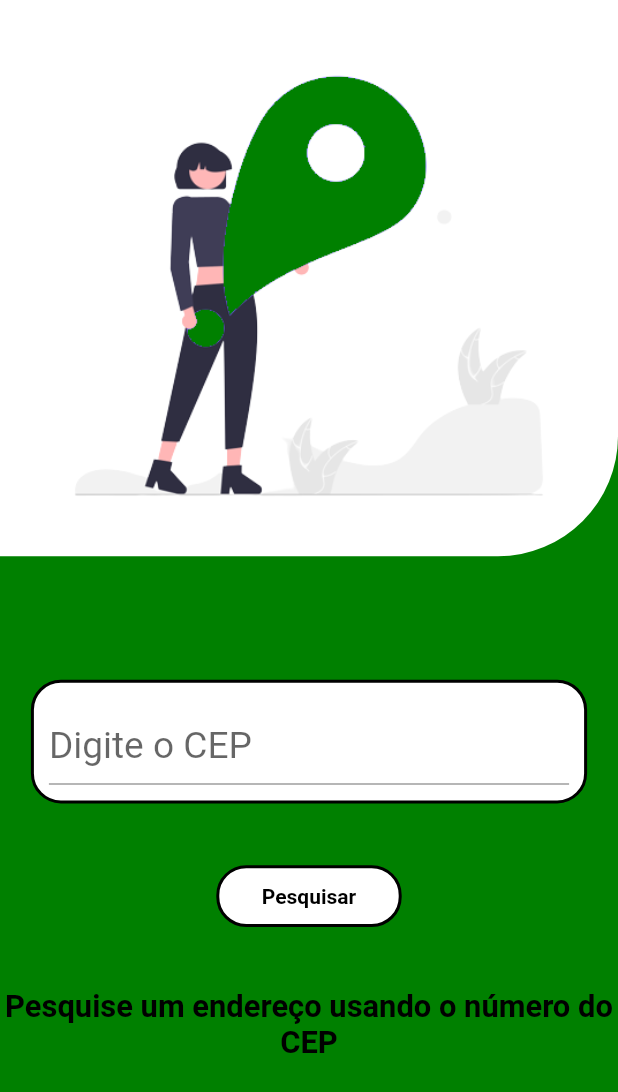
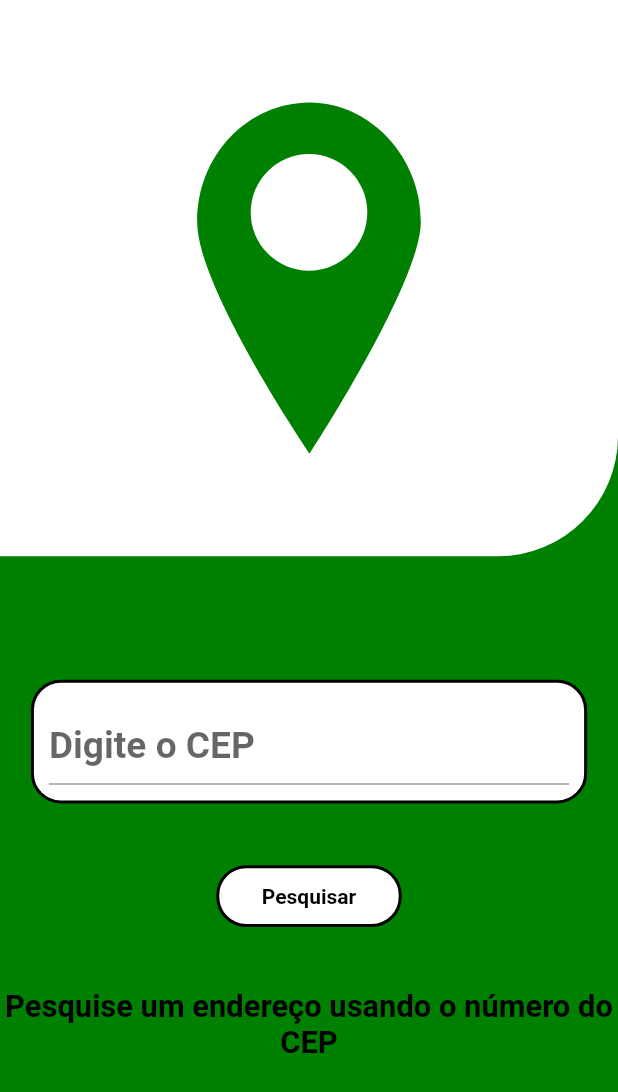
Before and after one commit to fagnerdossantos/zipcode, a Flutter app: the screen it shows after launch, on a phone screen of 412 x 824 dp. Shown: the top 1092 px of the screen. Run offline on Flutter 3.47's test engine with Material 2 defaults, Android fonts, the phone set to English and light mode, and no system bars; drawn by our look-alikes of lottie.

Commit message:
Clean code.
Clean code Applied.

```diff
--- a/lib/src/api/controllers/validations_controller.dart
+++ b/lib/src/api/controllers/validations_controller.dart
@@ -2,9 +2,12 @@ import 'package:flutter/widgets.dart';
 
 import 'package:zipcode/src/api/interfaces/validations_controller_interface.dart';
 import 'package:zipcode/src/api/interfaces/validations_model_interface.dart';
+import 'package:zipcode/src/api/models/internet_connection_mixin.dart';
 import 'package:zipcode/src/presentation/components/error/error_message.dart';
 
-class ValidationsController implements ValidationsControllerInterface {
+class ValidationsController
+    with InternetConnection
+    implements ValidationsControllerInterface {
   // Dependencies
   final ValidationsModelInterface _model;
   ValidationsController(this._model);
@@ -19,11 +22,11 @@ class ValidationsController implements ValidationsControllerInterface {
     zipCodeIsNotEmpty = _model.zipCodeIsNotEmpty(zipCode);
     zipCodeLength = _model.zipCodeLength(zipCode);
 
-    if (!isNumeric) {
+    if (!zipCodeIsNotEmpty) {
+      errorMessage(context: ctx, message: "Digite um CEP!");
+      return false;
+    } else if (!isNumeric) {
       errorMessage(context: ctx, message: "Só são aceitos números!");
-      return false;
-    } else if (!zipCodeIsNotEmpty) {
-      errorMessage(context: ctx, message: "Digite um CEP!");
       return false;
     } else if (!zipCodeLength) {
       errorMessage(
--- a/lib/src/logic/controllers/internet_connection_controller.dart
+++ b/lib/src/api/models/internet_connection_mixin.dart
@@ -1,8 +1,7 @@
 import 'dart:io';
 
-class InternetConnectionController {
-
-  //
+mixin InternetConnection {
+  // Check connection
   Future<bool> isConnected() async {
     try {
       List<InternetAddress> result = await InternetAddress.lookup('example.com')
--- a/lib/src/app_widget.dart
+++ b/lib/src/app_widget.dart
@@ -2,9 +2,12 @@ import 'package:flutter/material.dart';
 
 import 'package:provider/provider.dart';
 
-import 'package:zipcode/src/logic/api/zipcode_api.dart';
+import 'package:zipcode/src/api/controllers/api_controller.dart';
+import 'package:zipcode/src/api/controllers/validations_controller.dart';
+import 'package:zipcode/src/api/models/api_model.dart';
+import 'package:zipcode/src/api/models/validations_model.dart';
 import 'package:zipcode/src/logic/controllers/address_controller.dart';
-import 'package:zipcode/src/logic/controllers/validations_controller.dart';
+import 'package:zipcode/src/presentation/pages/address_page.dart';
 import 'package:zipcode/src/presentation/pages/home_page_mobile.dart';
 
 class AppWidget extends StatelessWidget {
@@ -14,23 +17,31 @@ class AppWidget extends StatelessWidget {
   Widget build(BuildContext context) {
     return MultiProvider(
       providers: [
-        // API
-        Provider(create: (_) => ZipCodeApiImp()),
+        /* API Providers */
+        // Models
+        Provider(create: (_) => APIModel()),
+        Provider(create: (_) => ValidationsModel()),
 
         // Controllers
         Provider(
-          create: (context) => AddressController(
-            context.read<ZipCodeApiImp>(),
-          ),
+          create: (context) => APIController(context.read<APIModel>()),
+        ),
+        Provider(
+          create: (context) =>
+              ValidationsController(context.read<ValidationsModel>()),
         ),
 
-        Provider(create: (_) => ValidationsController()),
+        // Controllers
+        Provider(
+          create: (context) => AddressController(),
+        ),
       ],
       child: MaterialApp(
         // Routes
         initialRoute: "/",
         routes: {
           "/": (context) => const HomePageMobile(),
+          "/address": (context) => const AddressPage(),
         },
 
         // Debug Banner (false)
--- a/lib/src/logic/controllers/validations_controller.dart
+++ /dev/null
@@ -1,10 +0,0 @@
-class ValidationsController {
-  // Regular expression
-  final regularExp = RegExp("^[0-9]+\$");
-
-  bool zipCodeLength(String zipCode) => zipCode.length == 8;
-
-  bool isNumeric(String zipCode) => regularExp.hasMatch(zipCode);
-
-  bool zipCodeIsNotEmpty(String zipCode) => zipCode.isNotEmpty;
-}
--- /dev/null
+++ b/lib/src/logic/interfaces/address_controller_interface.dart
@@ -0,0 +1,6 @@
+import 'package:zipcode/src/api/models/types.dart';
+import 'package:zipcode/src/logic/models/address_model.dart';
+
+abstract class AddressControllerInterface {
+  AddressModel hasData({required APIResponse map});
+}
--- a/lib/src/presentation/components/image/home_image.dart
+++ b/lib/src/presentation/components/image/home_image.dart
@@ -1,19 +1,55 @@
 import 'package:flutter/material.dart';
+
+import 'package:lottie/lottie.dart';
 
 import 'package:zipcode/utils/consts.dart';
 
-class HomeImage extends StatelessWidget {
+class HomeImage extends StatefulWidget {
   final Size size;
   const HomeImage({Key? key, required this.size}) : super(key: key);
 
   @override
+  State<HomeImage> createState() => _HomeImageState();
+}
+
+class _HomeImageState extends State<HomeImage> with TickerProviderStateMixin {
+  // Controller
+  late final AnimationController _controller;
+
+  @override
+  void initState() {
+    _controller = AnimationController(vsync: this);
+    animate();
+    super.initState();
+  }
+
+  Future<void> animate() async {
+    _controller.duration = const Duration(seconds: 3);
+    _controller.repeat();
+    await Future.delayed(const Duration(seconds: 6)).then(
+      (value) => _controller.reset(),
+    );
+  }
+
+  @override
+  void dispose() {
+    _controller.dispose();
+    super.dispose();
+  }
+
+  @override
   Widget build(BuildContext context) {
+    // Controller
+
     // Size
+    final double height = widget.size.height;
+    final double width = widget.size.width;
 
-    final double height = size.height;
-    final double width = size.width;
-
-    return DecoratedBox(
+    return GestureDetector(
+      onTap: () {
+        !_controller.isAnimating ? animate() : false;
+      },
+      child: DecoratedBox(
         // Styling
         decoration: const BoxDecoration(
           // Color
@@ -27,12 +63,17 @@ class HomeImage extends StatelessWidget {
           ),
         ),
 
-      child: Image(
-        image: const AssetImage(
-          "assets/images/local.png",
-        ),
+        child: LottieBuilder.asset(
+          "assets/animations/location.json",
+
+          // Controller
+          controller: _controller,
+
+          // Styling
+          fit: BoxFit.contain,
           height: height * .45,
           width: width,
+        ),
       ),
     );
   }
--- a/lib/src/presentation/components/search/search_box.dart
+++ b/lib/src/presentation/components/search/search_box.dart
@@ -31,7 +31,7 @@ class SearchBox extends StatelessWidget {
 
         // Border
         border: Border.all(color: black, width: 2),
-        borderRadius: radiusTwenty,
+        borderRadius: radius,
       ),
 
       child: TextField(
@@ -42,9 +42,8 @@ class SearchBox extends StatelessWidget {
         decoration: const InputDecoration(
           hintText: "Digite o CEP",
         ),
-
-        style: TextStyle(
-          fontSize: height * 0.03,
+        style: style(
+          size: height * 0.03,
         ),
       ),
     );
--- a/lib/src/presentation/pages/home_page_mobile.dart
+++ b/lib/src/presentation/pages/home_page_mobile.dart
@@ -38,7 +38,6 @@ class HomePageMobile extends StatelessWidget {
                 height: height * .1,
               ),
 
-              // Search Box
               SearchBox(
                 size: size,
               ),
@@ -48,7 +47,6 @@ class HomePageMobile extends StatelessWidget {
                 height: height * .05,
               ),
 
-              // Search Button
               SearchButton(
                 size: size,
               ),
@@ -61,15 +59,9 @@ class HomePageMobile extends StatelessWidget {
               // Hint Text
               Text(
                 "Pesquise um endereço usando o número do CEP",
-
-                // Style
-                style: TextStyle(
-                  fontSize: height * .025,
-                  color: black,
-                  fontWeight: FontWeight.bold,
+                style: style(
+                  size: height * .025,
                 ),
-
-                // Align
                 textAlign: TextAlign.center,
               ),
             ],
--- a/lib/utils/consts.dart
+++ b/lib/utils/consts.dart
@@ -6,4 +6,8 @@ const Color white = Color.fromRGBO(255, 255, 255, 1);
 const Color black = Color.fromRGBO(0, 0, 0, 1);
 
 // Radius
-final BorderRadius radiusTwenty = BorderRadius.circular(20);
+final BorderRadius radius = BorderRadius.circular(20);
+
+// TextStyle
+TextStyle style({Color color = black, double size = 22}) =>
+    TextStyle(color: color, fontSize: size, fontWeight: FontWeight.bold);
--- a/pubspec.yaml
+++ b/pubspec.yaml
@@ -37,6 +37,7 @@ dependencies:
   cupertino_icons: ^1.0.2
   provider: ^6.0.3
   http: ^0.13.5
+  lottie: ^2.0.0
 
 dev_dependencies:
   flutter_test:
@@ -73,6 +74,7 @@ flutter:
   # To add assets to your application, add an assets section, like this:
   assets:
     - assets/images/
+    - assets/animations/
   #   - images/a_dot_ham.jpeg
 
   # An image asset can refer to one or more resolution-specific "variants", see
```
Also changed, not shown: assets/animations/location.json (added, +1 -0 lines), lib/src/logic/api/zipcode_api.dart (deleted, +0 -25 lines), lib/src/logic/controllers/address_controller.dart (+19 -49 lines), lib/src/logic/models/address_model.dart (+10 -0 lines), lib/src/presentation/components/address/address.dart (added, +39 -0 lines), lib/src/presentation/components/address/address_builder.dart (added, +33 -0 lines), lib/src/presentation/components/bottomSheet/model_bottom_sheet.dart (deleted, +0 -77 lines), lib/src/presentation/components/search/serach_button.dart (+22 -37 lines), lib/src/presentation/pages/address_page.dart (added, +33 -0 lines), pubspec.lock. Lines whose indentation alone changed are shown as unchanged.
